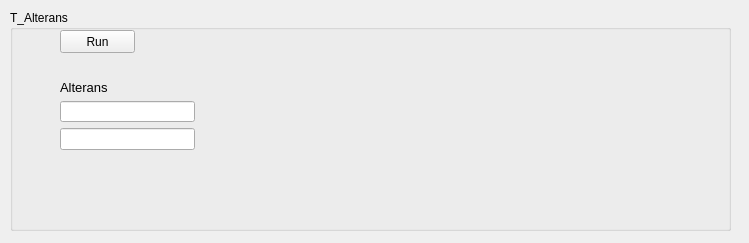
Above: EcgApplicationCore/View/t_alt_class_gui.ui from KuleszIB/EcgAppCore before the change. Below: the same form after it.
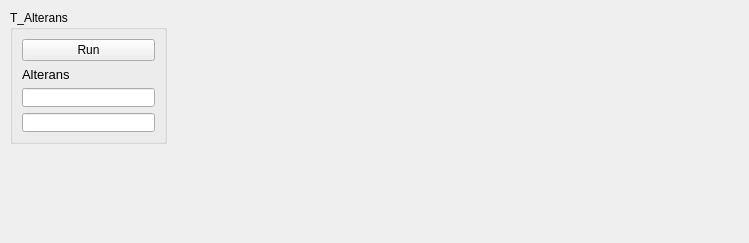
That is the form after the change.

```diff
--- a/EcgApplicationCore/View/t_alt_class_gui.ui
+++ b/EcgApplicationCore/View/t_alt_class_gui.ui
@@ -18,35 +18,24 @@
     <rect>
      <x>10</x>
      <y>10</y>
-     <width>721</width>
-     <height>221</height>
+     <width>157</width>
+     <height>134</height>
     </rect>
    </property>
    <property name="title">
     <string>T_Alterans</string>
    </property>
+   <layout class="QGridLayout" name="gridLayout_2">
+    <item row="0" column="0">
+     <layout class="QGridLayout" name="gridLayout">
+      <item row="0" column="0">
    <widget class="QPushButton" name="Button_Run">
-    <property name="geometry">
-     <rect>
-      <x>50</x>
-      <y>20</y>
-      <width>75</width>
-      <height>23</height>
-     </rect>
-    </property>
     <property name="text">
      <string>Run</string>
     </property>
    </widget>
-   <widget class="QWidget" name="layoutWidget">
-    <property name="geometry">
-     <rect>
-      <x>50</x>
-      <y>70</y>
-      <width>135</width>
-      <height>70</height>
-     </rect>
-    </property>
+      </item>
+      <item row="1" column="0">
     <layout class="QVBoxLayout" name="verticalLayout">
      <item>
       <widget class="QLabel" name="label_Alterans">
@@ -62,7 +51,10 @@
       <widget class="QLineEdit" name="line_Alt2"/>
      </item>
     </layout>
-   </widget>
+      </item>
+     </layout>
+    </item>
+   </layout>
   </widget>
  </widget>
  <resources/>
```
Lines whose indentation alone changed are shown as unchanged.
